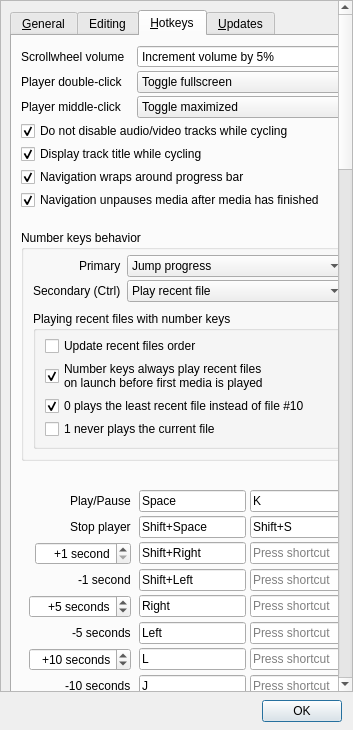
Above: bin/window_settings.ui from thisismy-github/pyplayer before the change. Below: the same form after it.
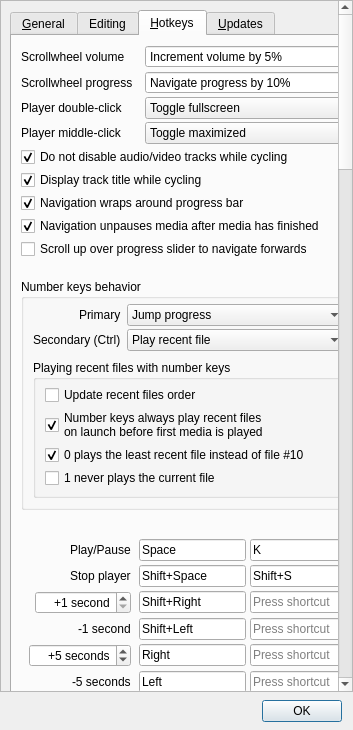
That is the form after the change. The open tabs and pages were chosen to show the change. Custom widgets are drawn as their Qt base class.

Commit message: Added settings for scrolling over progress slider

The edit to the form file:
```diff
--- a/bin/window_settings.ui
+++ b/bin/window_settings.ui
@@ -4438,6 +4438,40 @@
               </widget>
              </item>
              <item row="1" column="0">
+              <widget class="QLabel" name="label_81">
+               <property name="toolTip">
+                <string>How far forwards/backwards to jump when scrolling over the progress slider.
+This percentage is scaled to your start/end markers if present.</string>
+               </property>
+               <property name="text">
+                <string>Scrollwheel progress</string>
+               </property>
+              </widget>
+             </item>
+             <item row="1" column="1">
+              <widget class="QSpinBox" name="spinScrollProgress">
+               <property name="toolTip">
+                <string>How far forwards/backwards to jump when scrolling over the progress slider.
+This percentage is scaled to your start/end markers if present.</string>
+               </property>
+               <property name="suffix">
+                <string>%</string>
+               </property>
+               <property name="prefix">
+                <string>Navigate progress by </string>
+               </property>
+               <property name="minimum">
+                <number>1</number>
+               </property>
+               <property name="maximum">
+                <number>100</number>
+               </property>
+               <property name="value">
+                <number>10</number>
+               </property>
+              </widget>
+             </item>
+             <item row="2" column="0">
               <widget class="QLabel" name="label_69">
                <property name="toolTip">
                 <string>The action to perform when double-clicking the player.</string>
@@ -4447,7 +4481,7 @@
                </property>
               </widget>
              </item>
-             <item row="1" column="1">
+             <item row="2" column="1">
               <widget class="QComboBox" name="comboPlayerDoubleClick">
                <property name="toolTip">
                 <string>The action to perform when double-clicking the player.</string>
@@ -4482,7 +4516,7 @@
                </item>
               </widget>
              </item>
-             <item row="2" column="0">
+             <item row="3" column="0">
               <widget class="QLabel" name="label_11">
                <property name="toolTip">
                 <string>The action to perform when middle-clicking the player.</string>
@@ -4492,7 +4526,7 @@
                </property>
               </widget>
              </item>
-             <item row="2" column="1">
+             <item row="3" column="1">
               <widget class="QComboBox" name="comboPlayerMiddleClick">
                <property name="toolTip">
                 <string>The action to perform when middle-clicking the player.</string>
@@ -4532,7 +4566,7 @@
                </item>
               </widget>
              </item>
-             <item row="3" column="0" colspan="2">
+             <item row="4" column="0" colspan="2">
               <widget class="QCheckBox" name="checkTrackCycleCantDisable">
                <property name="toolTip">
                 <string>If checked, using the &quot;cycle audio/video tracks&quot; hotkeys
@@ -4548,7 +4582,7 @@
                </property>
               </widget>
              </item>
-             <item row="4" column="0" colspan="2">
+             <item row="5" column="0" colspan="2">
               <widget class="QCheckBox" name="checkTrackCycleShowTitle">
                <property name="toolTip">
                 <string>If checked, using the &quot;cycle audio/video tracks&quot;
@@ -4565,7 +4599,7 @@
                </property>
               </widget>
              </item>
-             <item row="5" column="0" colspan="2">
+             <item row="6" column="0" colspan="2">
               <widget class="QCheckBox" name="checkNavigationWrap">
                <property name="toolTip">
                 <string>If checked, navigating forwards or backwards in
@@ -4583,7 +4617,7 @@
                </property>
               </widget>
              </item>
-             <item row="6" column="0" colspan="2">
+             <item row="7" column="0" colspan="2">
               <widget class="QCheckBox" name="checkNavigationUnpause">
                <property name="toolTip">
                 <string>If checked, navigating with the arrow keys, J/L, scrubbing, etc. after the media
@@ -4597,6 +4631,18 @@
                </property>
               </widget>
              </item>
+             <item row="8" column="0" colspan="2">
+              <widget class="QCheckBox" name="checkScrollUpForForwards">
+               <property name="toolTip">
+                <string>If checked, scrolling up over the media's progress slider will jump
+forwards through the media, and scrolling down will jump backwards.
+Otherwise scrolling up will go backwards, and down will go forwards.</string>
+               </property>
+               <property name="text">
+                <string>Scroll up over progress slider to navigate forwards</string>
+               </property>
+              </widget>
+             </item>
             </layout>
            </item>
            <item>
```
Left out of the diff: 2 changed lines with no effect on the pictures. The commit also changes 5 other files.
